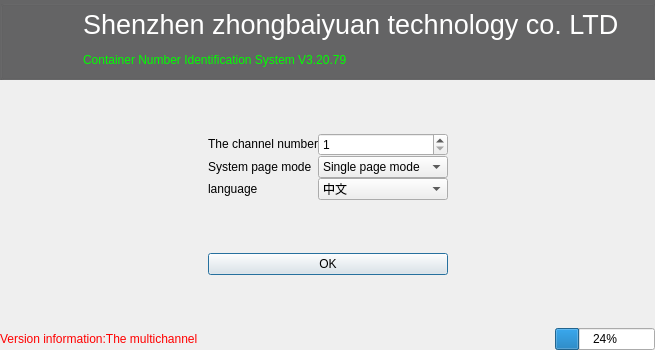
519984307/Container_Multiple_Channels_20200522, file Main/Setting/main_dialog.ui: the form before one commit.
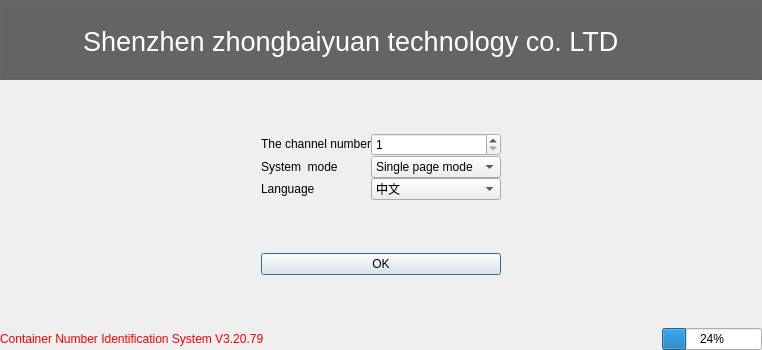
The form after the commit. Icons and pictures are not drawn.

What changed in the file:
```diff
--- a/Main/Setting/main_dialog.ui
+++ b/Main/Setting/main_dialog.ui
@@ -6,7 +6,7 @@
    <rect>
     <x>0</x>
     <y>0</y>
-    <width>655</width>
+    <width>762</width>
     <height>350</height>
    </rect>
   </property>
@@ -519,20 +519,6 @@
       <property name="spacing">
        <number>0</number>
       </property>
-      <item row="0" column="1" colspan="2">
-       <widget class="QLabel" name="label_5">
-        <property name="font">
-         <font>
-          <pointsize>20</pointsize>
-          <weight>50</weight>
-          <bold>false</bold>
-         </font>
-        </property>
-        <property name="text">
-         <string>Shenzhen zhongbaiyuan technology co. LTD</string>
-        </property>
-       </widget>
-      </item>
       <item row="0" column="0" rowspan="2">
        <widget class="QLabel" name="label_6">
         <property name="minimumSize">
@@ -561,33 +547,17 @@
         </property>
        </widget>
       </item>
-      <item row="1" column="2">
-       <spacer name="horizontalSpacer_2">
-        <property name="orientation">
-         <enum>Qt::Horizontal</enum>
-        </property>
-        <property name="sizeHint" stdset="0">
-         <size>
-          <width>166</width>
-          <height>20</height>
-         </size>
-        </property>
-       </spacer>
-      </item>
-      <item row="1" column="1">
-       <widget class="QLabel" name="label_4">
+      <item row="0" column="1" rowspan="2" colspan="2">
+       <widget class="QLabel" name="label_5">
         <property name="font">
          <font>
+          <pointsize>20</pointsize>
           <weight>50</weight>
-          <italic>false</italic>
           <bold>false</bold>
          </font>
         </property>
-        <property name="styleSheet">
-         <string notr="true">color: rgb(0, 255, 0);</string>
-        </property>
         <property name="text">
-         <string>Container Number Identification System V3.20.79 </string>
+         <string>Shenzhen zhongbaiyuan technology co. LTD</string>
         </property>
        </widget>
       </item>
@@ -632,14 +602,14 @@
      <item>
       <widget class="QLabel" name="label_2">
        <property name="text">
-        <string>System page mode</string>
+        <string>System  mode</string>
        </property>
       </widget>
      </item>
      <item>
       <widget class="QLabel" name="label_7">
        <property name="text">
-        <string>language</string>
+        <string>Language</string>
        </property>
       </widget>
      </item>
@@ -749,7 +719,7 @@
         <string notr="true">color: rgb(255, 0, 0);</string>
        </property>
        <property name="text">
-        <string>Version information:The multichannel</string>
+        <string>Container Number Identification System V3.20.79 </string>
        </property>
       </widget>
      </item>
```
